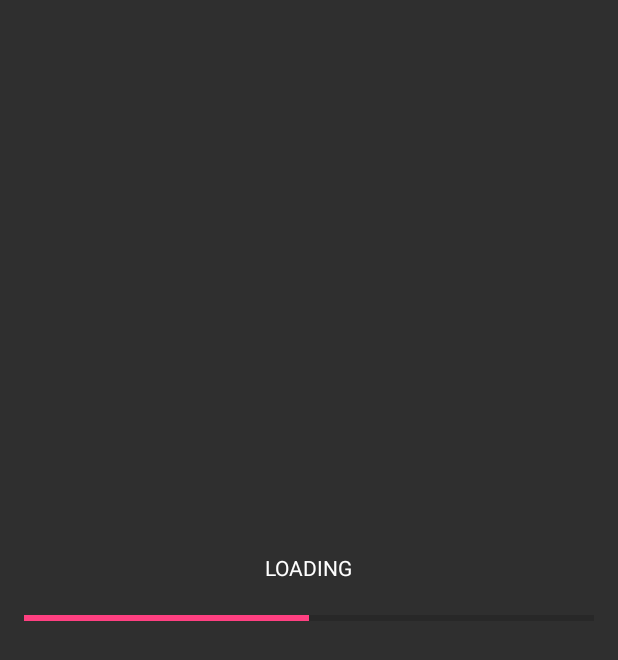
After one commit to sandycheese/dip_stuff, an Android app: the layout activity_start.xml on its own in the app's theme, with its tools: preview values and no code run, on a phone screen of 412 x 824 dp. The commit adds this screen. Shown: the top 660 px of the screen. Run offline under Robolectric (Android 15) with nearby library versions, the phone set to English and light mode, and no system bars.

Commit message:
making ui. begin

```diff
--- a/app/src/main/java/com/humanity/vs/cards/cardsvshumanity/activities/MainActivity.java
+++ b/app/src/main/java/com/humanity/vs/cards/cardsvshumanity/activities/MainActivity.java
@@ -44,7 +44,7 @@ public class MainActivity extends AppCompatActivity
         NavigationView navigationView = (NavigationView) findViewById(R.id.nav_view);
         navigationView.setNavigationItemSelectedListener(this);
 
-        test();
+        //test();
     }
 
     private void test() {
--- /dev/null
+++ b/app/src/main/res/layout/activity_start.xml
@@ -0,0 +1,27 @@
+<?xml version="1.0" encoding="utf-8"?>
+<RelativeLayout xmlns:android="http://schemas.android.com/apk/res/android"
+    android:layout_width="match_parent"
+    android:layout_height="match_parent"
+    android:background="#2f2f2f">
+
+    <ProgressBar
+        android:id="@+id/progressBar3"
+        style="?android:attr/progressBarStyleHorizontal"
+        android:layout_width="match_parent"
+        android:layout_height="wrap_content"
+        android:layout_centerHorizontal="true"
+        android:layout_centerVertical="true"
+        android:layout_margin="16dp"
+        android:progress="50" />
+
+    <TextView
+        android:id="@+id/textView2"
+        android:layout_width="wrap_content"
+        android:layout_height="wrap_content"
+        android:layout_above="@+id/progressBar3"
+        android:layout_centerHorizontal="true"
+        android:text="Loading"
+        android:textAllCaps="true"
+        android:textColor="@android:color/white" />
+
+</RelativeLayout>
```
Also changed, not shown: app/src/main/AndroidManifest.xml (+9 -5 lines), app/src/main/java/com/humanity/vs/cards/cardsvshumanity/activities/StartActivity.java (added, +24 -0 lines), app/src/main/res/layout/content_main.xml (+26 -2 lines).
